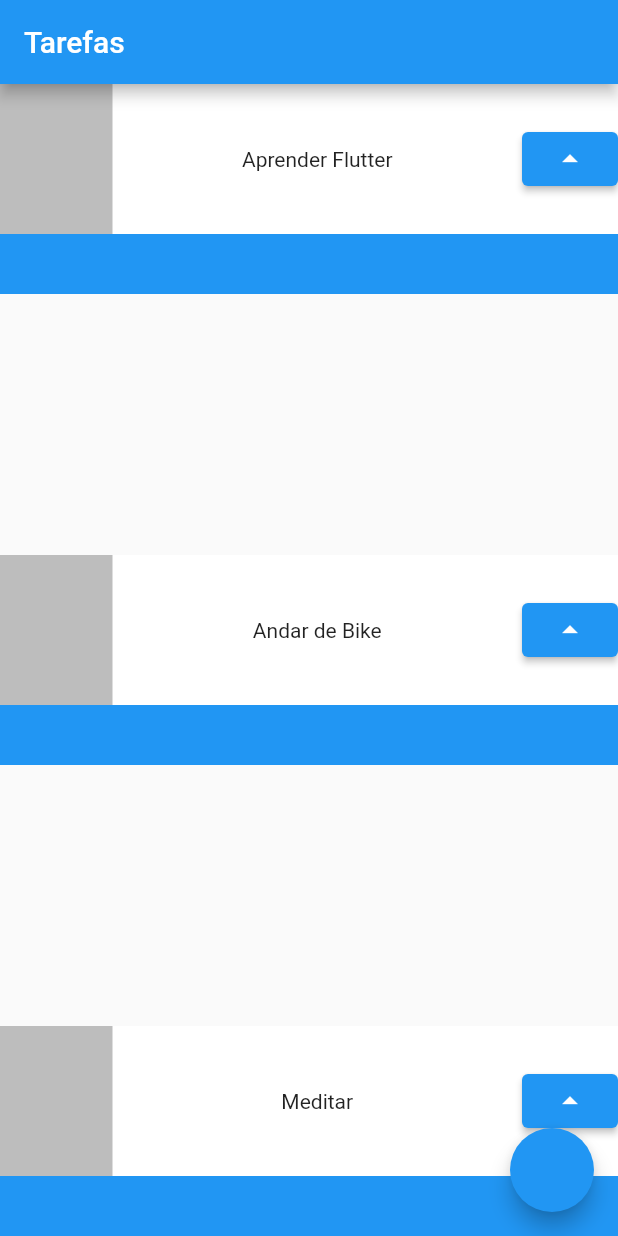
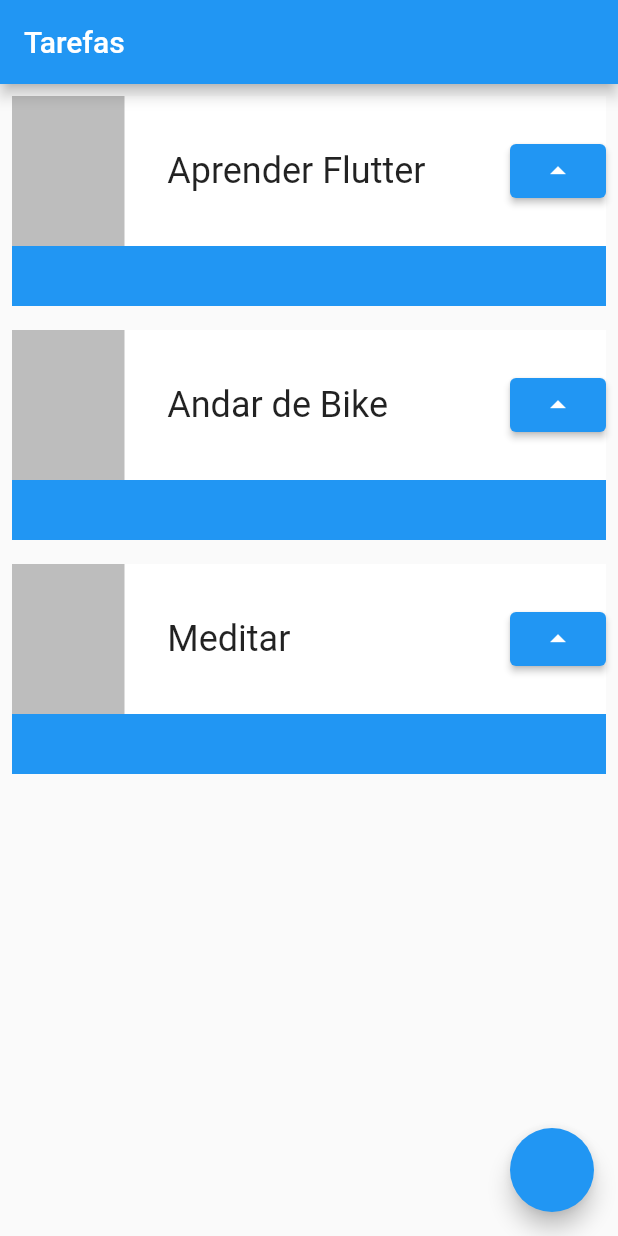
Before and after one commit to Lohuama/Flutter, a Flutter app: the screen it shows after launch, on a phone screen of 412 x 824 dp. Run offline on Flutter 3.47's test engine with Material 2 defaults, Android fonts, the phone set to English and light mode, and no system bars.

Commit message:
ListView e Padding

```diff
--- a/lib/main.dart
+++ b/lib/main.dart
@@ -19,10 +19,10 @@ class MyApp extends StatelessWidget {
         appBar: AppBar(
           title: Text("Tarefas"),
         ),
-        body: Column(
-          mainAxisAlignment: MainAxisAlignment.spaceBetween,
+        body: ListView(
           children: [
-            Task('Aprender Flutter'),
+            Task(
+                'Aprender Flutter'),
             Task("Andar de Bike"),
             Task("Meditar"),
           ],
@@ -39,7 +39,9 @@ class Task extends StatelessWidget {
 
   @override
   Widget build(BuildContext context) {
-    return Container(
+    return Padding(
+        padding: const EdgeInsets.all(8.0),
+        child: Container(
             child: Stack(
           children: [
             Container(
@@ -57,12 +59,20 @@ class Task extends StatelessWidget {
                     width: 75,
                     height: 100,
                   ),
-              Text(nome),
-              ElevatedButton(onPressed: () {}, child: Icon(Icons.arrow_drop_up))
+                  Container(
+                    width: 200,
+                    child: Text(
+                      nome,
+                      style: TextStyle(
+                          fontSize: 24, overflow: TextOverflow.ellipsis),
+                    ),
+                  ),
+                  ElevatedButton(
+                      onPressed: () {}, child: Icon(Icons.arrow_drop_up))
                 ],
               ),
             ),
           ],
-    ));
+        )));
   }
 }
```
Lines whose indentation alone changed are shown as unchanged.
